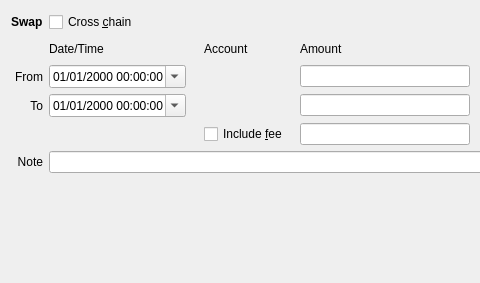
This is jal/ui/widgets/swap_operation.ui in titov-vv/jal as Qt 5 draws it before an edit; both pictures show x 0 to 480 and y 0 to 283 of the 968 by 283 pixel window. The edited form follows.
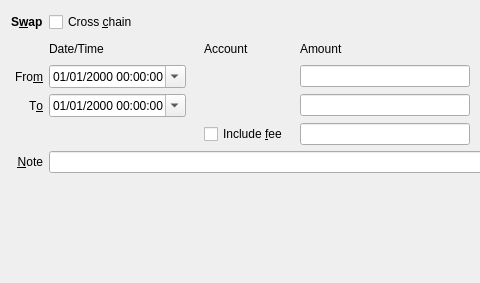
This is the edited form. Custom widgets are drawn as their Qt base class.

The edit to the form file:
```diff
--- a/jal/ui/widgets/swap_operation.ui
+++ b/jal/ui/widgets/swap_operation.ui
@@ -17,7 +17,7 @@
    <item row="7" column="0">
     <widget class="QLabel" name="note_label">
      <property name="text">
-      <string>Note</string>
+      <string>&amp;Note</string>
      </property>
      <property name="alignment">
       <set>Qt::AlignmentFlag::AlignRight|Qt::AlignmentFlag::AlignTrailing|Qt::AlignmentFlag::AlignVCenter</set>
@@ -122,7 +122,7 @@
    <item row="4" column="0">
     <widget class="QLabel" name="to_label">
      <property name="text">
-      <string>To</string>
+      <string>T&amp;o</string>
      </property>
      <property name="alignment">
       <set>Qt::AlignmentFlag::AlignRight|Qt::AlignmentFlag::AlignTrailing|Qt::AlignmentFlag::AlignVCenter</set>
@@ -285,7 +285,7 @@
       </font>
      </property>
      <property name="text">
-      <string>Swap</string>
+      <string>S&amp;wap</string>
      </property>
      <property name="buddy">
       <cstring>cross_chain_check</cstring>
@@ -295,7 +295,7 @@
    <item row="2" column="0">
     <widget class="QLabel" name="from_label">
      <property name="text">
-      <string>From</string>
+      <string>Fro&amp;m</string>
      </property>
      <property name="alignment">
       <set>Qt::AlignmentFlag::AlignRight|Qt::AlignmentFlag::AlignTrailing|Qt::AlignmentFlag::AlignVCenter</set>
```
Left out of the diff: 2 changed lines with no effect on the pictures.
